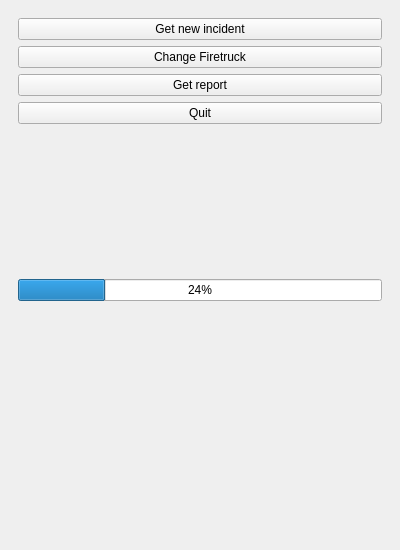
LaurensJN/2016_Group09_Beaufort, file SpatialDecision/spatial_decision_dockwidget_base.ui: the form before one commit.
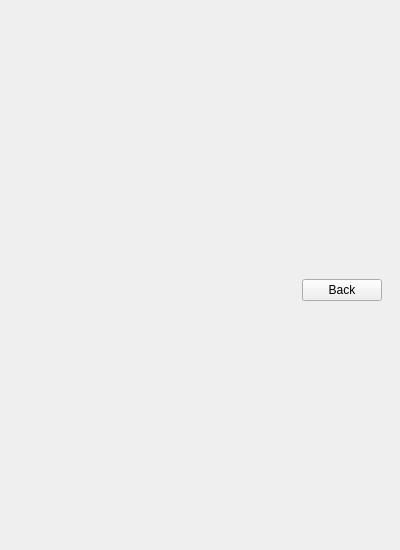
The form after the commit.

```diff
--- a/SpatialDecision/spatial_decision_dockwidget_base.ui
+++ b/SpatialDecision/spatial_decision_dockwidget_base.ui
@@ -30,7 +30,7 @@
        </size>
       </property>
       <property name="currentIndex">
-       <number>3</number>
+       <number>4</number>
       </property>
       <widget class="QWidget" name="page">
        <layout class="QVBoxLayout" name="verticalLayout_4">
@@ -137,33 +137,20 @@
        <layout class="QHBoxLayout" name="horizontalLayout_3">
         <item>
          <layout class="QGridLayout" name="gridLayout">
-          <item row="4" column="0">
+          <item row="5" column="0">
            <widget class="QPushButton" name="QuitButton">
             <property name="text">
              <string>Quit</string>
             </property>
            </widget>
           </item>
-          <item row="6" column="0">
-           <widget class="QProgressBar" name="counterProgressBar2">
-            <property name="value">
-             <number>24</number>
+          <item row="4" column="0">
+           <widget class="QPushButton" name="GetReportButton">
+            <property name="text">
+             <string>Get report</string>
             </property>
            </widget>
           </item>
-          <item row="5" column="0">
-           <spacer name="verticalSpacer_4">
-            <property name="orientation">
-             <enum>Qt::Vertical</enum>
-            </property>
-            <property name="sizeHint" stdset="0">
-             <size>
-              <width>20</width>
-              <height>40</height>
-             </size>
-            </property>
-           </spacer>
-          </item>
           <item row="0" column="0">
            <widget class="QPushButton" name="GetNewIncidentButton">
             <property name="text">
@@ -171,24 +158,81 @@
             </property>
            </widget>
           </item>
-          <item row="2" column="0">
+          <item row="3" column="0">
            <widget class="QPushButton" name="ChangeTruckButton">
             <property name="text">
              <string>Change Firetruck</string>
             </property>
            </widget>
           </item>
-          <item row="3" column="0">
-           <widget class="QPushButton" name="pushButton">
-            <property name="text">
-             <string>Get report</string>
+          <item row="1" column="0">
+           <widget class="QProgressBar" name="counterProgressBar2">
+            <property name="value">
+             <number>24</number>
             </property>
            </widget>
           </item>
+          <item row="2" column="0">
+           <spacer name="verticalSpacer_5">
+            <property name="orientation">
+             <enum>Qt::Vertical</enum>
+            </property>
+            <property name="sizeHint" stdset="0">
+             <size>
+              <width>20</width>
+              <height>40</height>
+             </size>
+            </property>
+           </spacer>
+          </item>
          </layout>
         </item>
        </layout>
       </widget>
+      <widget class="QWidget" name="page_5">
+       <layout class="QGridLayout" name="gridLayout_2">
+        <item row="1" column="1">
+         <spacer name="verticalSpacer_4">
+          <property name="orientation">
+           <enum>Qt::Vertical</enum>
+          </property>
+          <property name="sizeHint" stdset="0">
+           <size>
+            <width>20</width>
+            <height>40</height>
+           </size>
+          </property>
+         </spacer>
+        </item>
+        <item row="2" column="1">
+         <widget class="QPushButton" name="BackButton">
+          <property name="text">
+           <string>Back</string>
+          </property>
+         </widget>
+        </item>
+        <item row="0" column="1">
+         <widget class="QLabel" name="label_2">
+          <property name="text">
+           <string/>
+          </property>
+         </widget>
+        </item>
+        <item row="2" column="0">
+         <spacer name="horizontalSpacer">
+          <property name="orientation">
+           <enum>Qt::Horizontal</enum>
+          </property>
+          <property name="sizeHint" stdset="0">
+           <size>
+            <width>40</width>
+            <height>20</height>
+           </size>
+          </property>
+         </spacer>
+        </item>
+       </layout>
+      </widget>
       <widget class="QWidget" name="page_6">
        <layout class="QHBoxLayout" name="horizontalLayout_4">
         <item>
```
